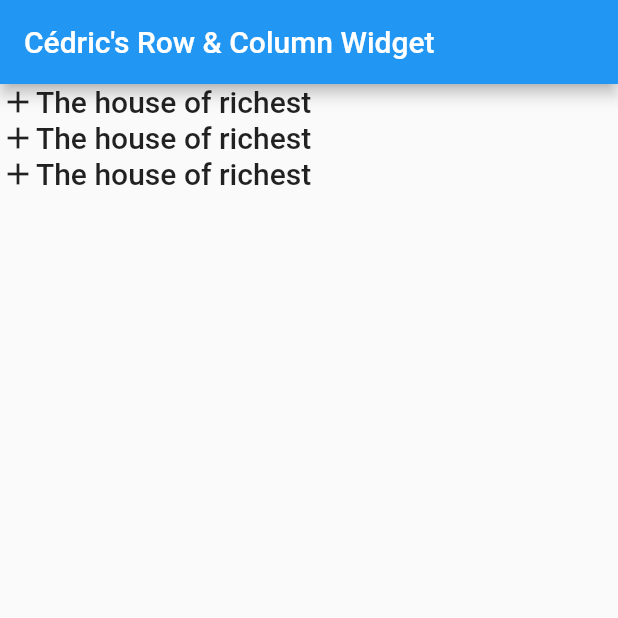
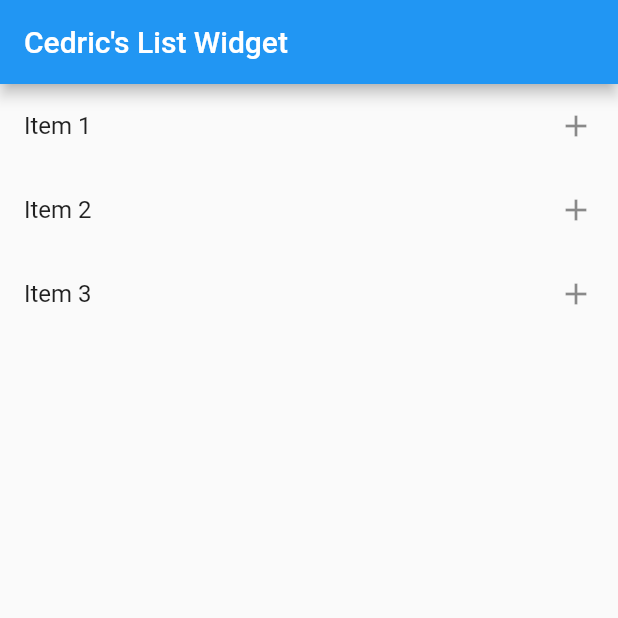
Before and after one commit to cedricbahirwe/flutter, a Flutter app: the screen it shows after launch, on a phone screen of 412 x 824 dp, the top half of it. Run offline on Flutter 3.47's test engine with Material 2 defaults, Android fonts, the phone set to English and light mode, and no system bars.

Commit message:
Basic List View widget in flutter

```diff
--- a/flutter_learn/lib/main.dart
+++ b/flutter_learn/lib/main.dart
@@ -2,7 +2,34 @@ import 'package:flutter/material.dart';
 import 'package:flutter/widgets.dart';
 
 void main() {
-  runApp(RowColumnWidget());
+  runApp(ListWidget());
+}
+
+class ListWidget extends StatelessWidget {
+  @override
+  Widget build(BuildContext context) {
+    return MaterialApp(
+      home: Scaffold(
+        appBar: AppBar(title: Text("Cedric's List Widget"), centerTitle: false,),
+        body: ListView(
+          children: [
+            ListTile(
+              title: Text("Item 1"),
+              trailing: Icon(Icons.add),
+            ),
+            ListTile(
+              title: Text("Item 2"),
+              trailing: Icon(Icons.add),
+            ),
+            ListTile(
+              title: Text("Item 3"),
+              trailing: Icon(Icons.add),
+            ),
+          ],
+        ),
+      ),
+    );
+  }
 }
 
 
@@ -17,7 +44,6 @@ class RowWidget extends StatelessWidget {
     );
   }
 }
-
 
 
 class RowColumnWidget extends StatelessWidget {
```
